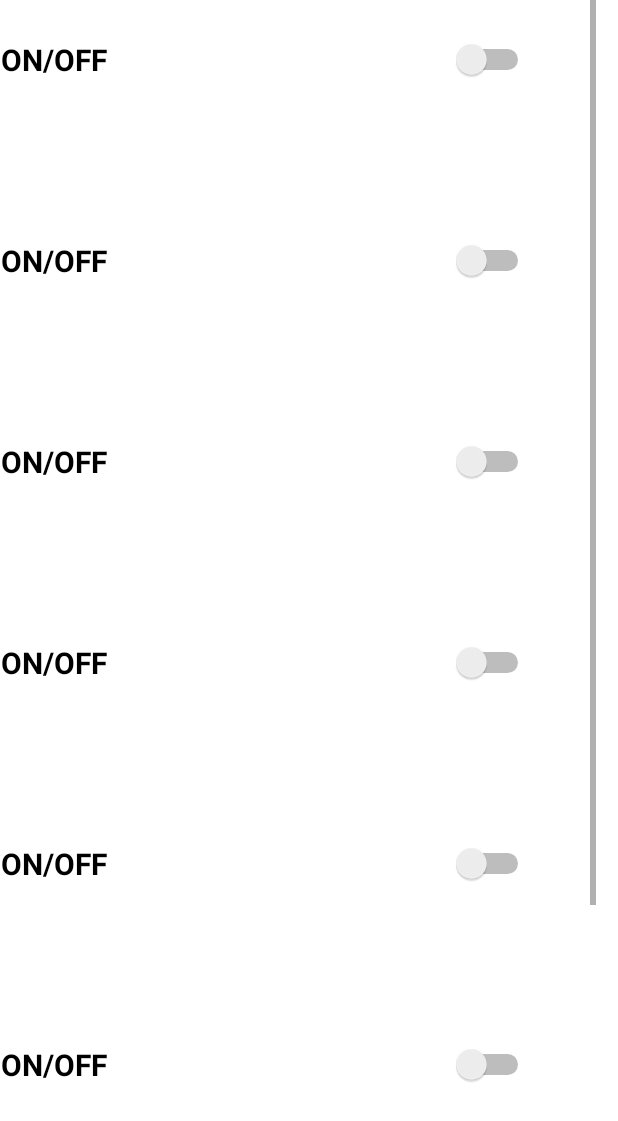
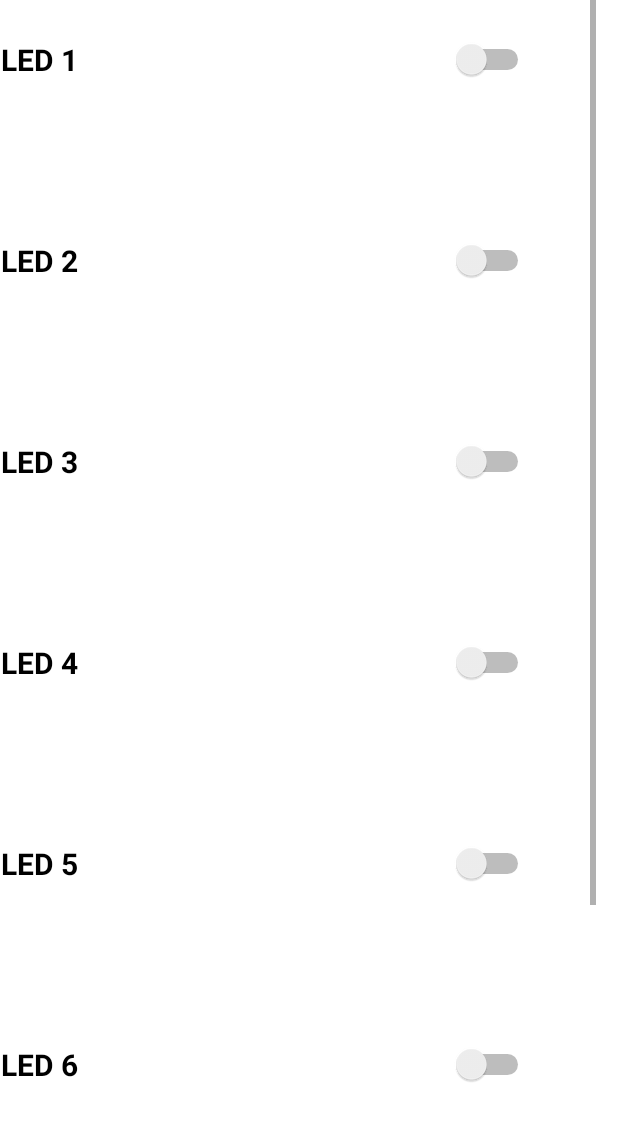
Before and after one commit to Felipe-SG14/DevOps_Project, an Android app: the layout activity_mama.xml on its own in the app's theme, with its tools: preview values and no code run, on a phone screen of 412 x 824 dp. Shown: the top 1121 px of the screen. Run offline under Robolectric (Android 15) with nearby library versions, the phone set to English and light mode, and no system bars.

Commit message:
Se cambió el texto de cada switch para deiferenciar el numero de LED en el Activity_mama.xml

```diff
--- a/proyect_final/app/src/main/res/layout/activity_mama.xml
+++ b/proyect_final/app/src/main/res/layout/activity_mama.xml
@@ -13,7 +13,7 @@
         android:gravity="center"
         android:orientation="vertical"
         app:layout_constraintBottom_toBottomOf="parent"
-        tools:layout_editor_absoluteX="0dp">>
+        tools:layout_editor_absoluteX="7dp">>
 
         <LinearLayout
             android:layout_width="360dp"
@@ -31,7 +31,7 @@
                 android:layout_marginRight="1dp"
                 android:checked="false"
                 android:switchMinWidth="55dp"
-                android:text="ON/OFF"
+                android:text="LED 1"
                 android:textSize="20sp"
                 android:textStyle="bold"
                 app:layout_constraintEnd_toEndOf="parent"
@@ -48,7 +48,7 @@
                 android:layout_marginRight="1dp"
                 android:checked="false"
                 android:switchMinWidth="55dp"
-                android:text="ON/OFF"
+                android:text="LED 2"
                 android:textSize="20sp"
                 android:textStyle="bold"
                 app:layout_constraintEnd_toEndOf="parent"
@@ -65,7 +65,7 @@
                 android:layout_marginRight="1dp"
                 android:checked="false"
                 android:switchMinWidth="55dp"
-                android:text="ON/OFF"
+                android:text="LED 3"
                 android:textSize="20sp"
                 android:textStyle="bold"
                 app:layout_constraintEnd_toEndOf="parent"
@@ -82,7 +82,7 @@
                 android:layout_marginRight="1dp"
                 android:checked="false"
                 android:switchMinWidth="55dp"
-                android:text="ON/OFF"
+                android:text="LED 4"
                 android:textSize="20sp"
                 android:textStyle="bold"
                 app:layout_constraintEnd_toEndOf="parent"
@@ -99,7 +99,7 @@
                 android:layout_marginRight="1dp"
                 android:checked="false"
                 android:switchMinWidth="55dp"
-                android:text="ON/OFF"
+                android:text="LED 5"
                 android:textSize="20sp"
                 android:textStyle="bold"
                 app:layout_constraintEnd_toEndOf="parent"
@@ -116,7 +116,7 @@
                 android:layout_marginRight="1dp"
                 android:checked="false"
                 android:switchMinWidth="55dp"
-                android:text="ON/OFF"
+                android:text="LED 6"
                 android:textSize="20sp"
                 android:textStyle="bold"
                 app:layout_constraintEnd_toEndOf="parent"
@@ -133,7 +133,7 @@
                 android:layout_marginRight="1dp"
                 android:checked="false"
                 android:switchMinWidth="55dp"
-                android:text="ON/OFF"
+                android:text="LED 7 (Hija)"
                 android:textSize="20sp"
                 android:textStyle="bold"
                 app:layout_constraintEnd_toEndOf="parent"
@@ -150,7 +150,7 @@
                 android:layout_marginRight="1dp"
                 android:checked="false"
                 android:switchMinWidth="55dp"
-                android:text="ON/OFF"
+                android:text="LED 8 (Hijo)"
                 android:textSize="20sp"
                 android:textStyle="bold"
                 app:layout_constraintEnd_toEndOf="parent"
```
